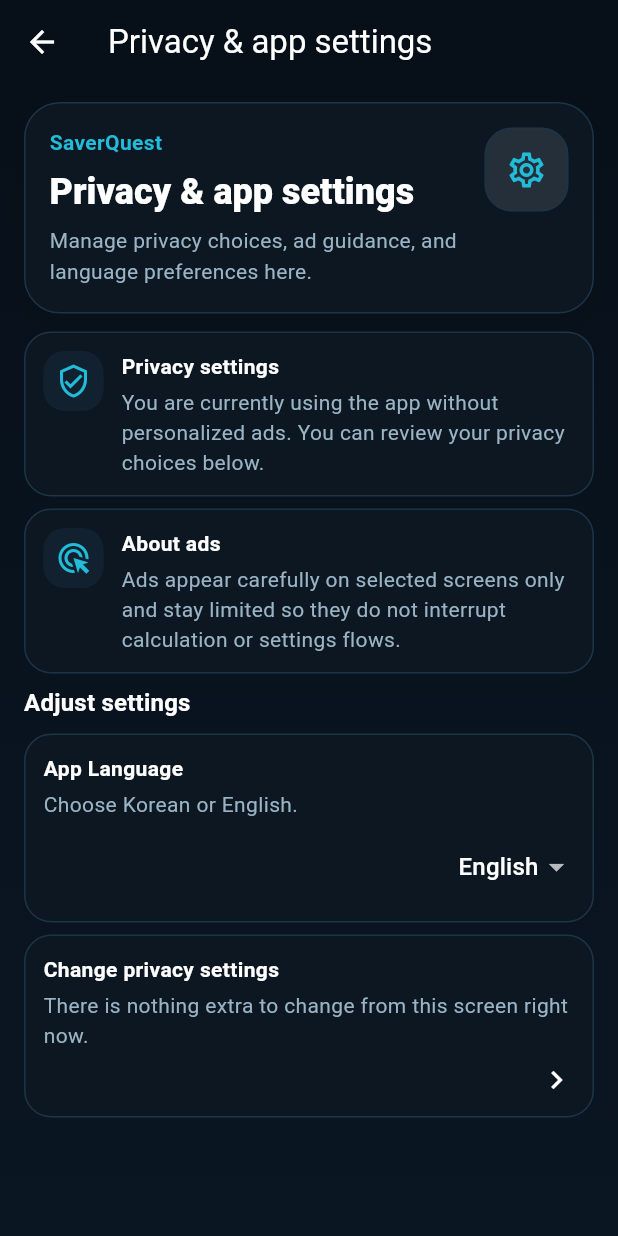
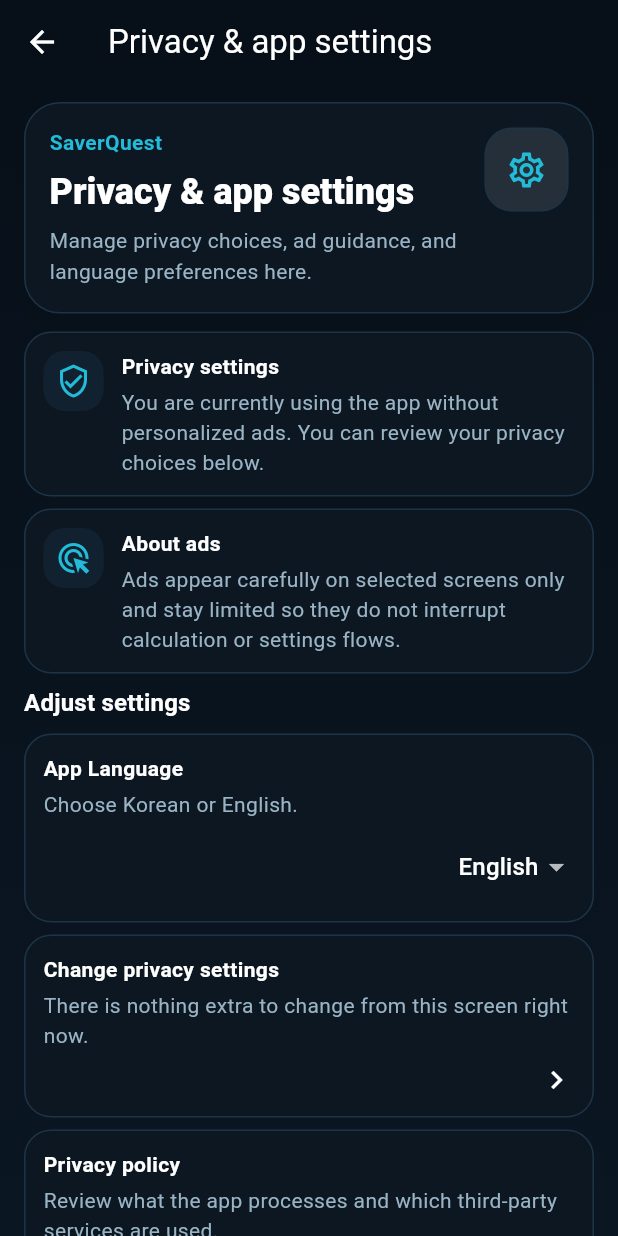
Before and after one commit to Forevernewvie/saverQuest, a Flutter app: the SettingsPage screen opened by its route, on a phone screen of 412 x 824 dp. Run offline on Flutter 3.47's test engine with Material 3 defaults, Android fonts, the phone set to English and light mode, and no system bars; our stand-ins replace firebase_analytics, firebase_core, firebase_crashlytics, firebase_remote_config, google_mobile_ads, shared_preferences; missing offline and left inert: app_tracking_transparency; accounts and stored records are empty; statements that could not run were skipped.

Commit message:
Add in-app privacy policy experience

```diff
--- a/lib/app/app.dart
+++ b/lib/app/app.dart
@@ -7,6 +7,7 @@
 import '../features/insights/insights_page.dart';
 import '../features/onboarding/onboarding_page.dart';
 import '../features/report/report_page.dart';
+import '../features/settings/privacy_policy_page.dart';
 import '../features/settings/settings_page.dart';
 import '../features/tool/tool_page.dart';
 import 'app_dependencies.dart';
@@ -43,6 +44,7 @@
             AppRoutes.report: (_) => ReportPage(dependencies: dependencies),
             AppRoutes.insights: (_) => InsightsPage(dependencies: dependencies),
             AppRoutes.settings: (_) => SettingsPage(dependencies: dependencies),
+            AppRoutes.privacyPolicy: (_) => const PrivacyPolicyPage(),
           },
         );
       },
--- a/lib/app/routes.dart
+++ b/lib/app/routes.dart
@@ -5,4 +5,5 @@
   static const String report = '/report';
   static const String insights = '/insights';
   static const String settings = '/settings';
+  static const String privacyPolicy = '/privacy-policy';
 }
--- a/lib/core/localization/app_localizations.dart
+++ b/lib/core/localization/app_localizations.dart
@@ -296,9 +296,74 @@
     '현재는 이 화면에서 추가로 바꿀 항목이 없습니다.',
     'There is nothing extra to change from this screen right now.',
   );
+  String get settingsPrivacyPolicyTitle => _t('개인정보 처리방침', 'Privacy policy');
+  String get settingsPrivacyPolicySubtitle => _t(
+    '앱에서 처리하는 정보와 외부 서비스를 확인합니다.',
+    'Review what the app processes and which third-party services are used.',
+  );
   String get settingsLanguageTitle => _t('앱 언어', 'App Language');
   String get settingsLanguageSubtitle =>
       _t('한국어와 영어 중 하나를 선택합니다.', 'Choose Korean or English.');
+
+  String get privacyPolicyPageTitle => _t('개인정보 처리방침', 'Privacy Policy');
+  String get privacyPolicyHeroTitle =>
+      _t('앱에서 어떤 정보를 어떻게 다루는지 안내합니다', 'How the app handles information');
+  String get privacyPolicyHeroBody => _t(
+    'SaverQuest는 앱 운영, 안정성 개선, 광고 제공에 필요한 범위에서만 정보를 처리합니다. 자세한 내용은 아래 항목에서 확인할 수 있습니다.',
+    'SaverQuest processes information only where needed for app operation, stability, and advertising. The sections below explain the details.',
+  );
+  String get privacyPolicySectionTitle => _t('주요 정책 항목', 'Key policy sections');
+  String get privacyPolicySectionSubtitle => _t(
+    '스토어 등록 전에는 문의처와 공개 URL을 실제 운영 정보로 교체해야 합니다.',
+    'Before store submission, replace the contact details and public URL with live operating information.',
+  );
+  String get privacyPolicyOverviewTitle => _t('개요', 'Overview');
+  String get privacyPolicyOverviewBody => _t(
+    'SaverQuest는 절약 계산, 주간 리포트, 소비 인사이트 기능을 제공하는 모바일 앱입니다. 서비스 운영과 품질 개선을 위해 필요한 최소 범위의 정보를 처리할 수 있습니다.',
+    'SaverQuest is a mobile app for savings calculations, weekly reports, and spending insights. It may process a minimal set of information needed for service operation and quality improvement.',
+  );
+  String get privacyPolicyCollectedDataTitle =>
+      _t('처리할 수 있는 정보', 'Data that may be processed');
+  String get privacyPolicyCollectedDataBody => _t(
+    '앱 사용 기록, 화면 조회, 오류 및 크래시 정보, 앱 버전과 운영체제 정보, 언어 설정, 광고 요청 및 응답 상태를 처리할 수 있습니다.',
+    'The app may process usage events, screen views, crash and error data, app and operating-system versions, language preferences, and ad request or response status.',
+  );
+  String get privacyPolicyPurposeTitle =>
+      _t('이용 목적', 'Why the information is used');
+  String get privacyPolicyPurposeBody => _t(
+    '서비스 제공, 앱 안정성 향상, 오류 분석, 광고 제공, 개인정보 및 언어 설정 유지에 사용됩니다.',
+    'The information is used to provide the service, improve app stability, analyze errors, serve ads, and preserve privacy and language preferences.',
+  );
+  String get privacyPolicyThirdPartyTitle =>
+      _t('외부 서비스', 'Third-party services');
+  String get privacyPolicyThirdPartyBody => _t(
+    '광고 제공을 위해 Google AdMob을, 사용 흐름 분석을 위해 Firebase Analytics를, 오류 진단을 위해 Firebase Crashlytics를 사용할 수 있습니다.',
+    'The app may use Google AdMob for ads, Firebase Analytics for usage analysis, and Firebase Crashlytics for crash diagnostics.',
+  );
+  String get privacyPolicyChoicesTitle =>
+      _t('선택권 및 동의 관리', 'Choices and consent controls');
+  String get privacyPolicyChoicesBody => _t(
+    '필요한 경우 광고 및 개인정보 선택 화면이 먼저 표시될 수 있습니다. 앱 설정의 개인정보 설정 변경에서 동의 상태를 다시 확인하거나 바꿀 수 있습니다.',
+    'When required, the app may show a privacy or ad-choice prompt first. You can review or change those choices in Settings at any time.',
+  );
+  String get privacyPolicyRetentionTitle =>
+      _t('보관 기간 및 보안', 'Retention and security');
+  String get privacyPolicyRetentionBody => _t(
+    '서비스 운영과 법적 의무에 필요한 범위에서만 정보를 보관합니다. 합리적인 보안 조치를 적용하지만, 인터넷 전송과 전자 저장 방식의 특성상 절대적인 보안을 보장할 수는 없습니다.',
+    'Information is kept only as needed for service operation and legal obligations. Reasonable safeguards are applied, but absolute security cannot be guaranteed for internet transmission or electronic storage.',
+  );
+  String get privacyPolicyContactTitle =>
+      _t('문의 및 운영 정보', 'Contact and operator details');
+  String get privacyPolicyContactBody => _t(
+    '문의 이메일은 privacy@saverquest.app, 운영 주체는 SaverQuest Team으로 기재되어 있습니다. 실제 배포 전에는 운영 정보에 맞게 검토해야 합니다.',
+    'The current contact email is privacy@saverquest.app and the operator name is SaverQuest Team. Review these values before production release.',
+  );
+  String get privacyPolicyPublicUrlTitle =>
+      _t('공개 URL 안내', 'Public URL guidance');
+  String get privacyPolicyPublicUrlBody => _t(
+    '스토어 제출에는 로그인 없이 접근 가능한 HTTPS 정책 URL이 필요합니다. 권장 예시는 https://saverquest.app/privacy 입니다.',
+    'Store submission requires a public HTTPS privacy-policy URL that anyone can open. A recommended example is https://saverquest.app/privacy.',
+  );
 
   String get insightsHeroBody => _t(
     '이번 주 소비 흐름에서 바로 적용할 수 있는 절약 힌트를 정리했어요.',
--- a/lib/features/settings/settings_page.dart
+++ b/lib/features/settings/settings_page.dart
@@ -93,6 +93,11 @@
     await widget.dependencies.localeController.setLocale(Locale(languageCode));
   }
 
+  /// Opens the in-app privacy policy screen from settings.
+  void _openPrivacyPolicy() {
+    Navigator.of(context).pushNamed(AppRoutes.privacyPolicy);
+  }
+
   @override
   Widget build(BuildContext context) {
     final consentState = widget.dependencies.consentController.state;
@@ -162,6 +167,12 @@
               : () {
                   _openPrivacyOptions();
                 },
+        ),
+        _SettingsControlCard(
+          title: l10n.settingsPrivacyPolicyTitle,
+          subtitle: l10n.settingsPrivacyPolicySubtitle,
+          trailing: const Icon(Icons.chevron_right),
+          onTap: _openPrivacyPolicy,
         ),
         const SizedBox(height: AppSpacing.s),
         AdBannerSlot(
```
Also changed, not shown: lib/features/settings/privacy_policy_page.dart (added, +80 -0 lines), 3 other files.
